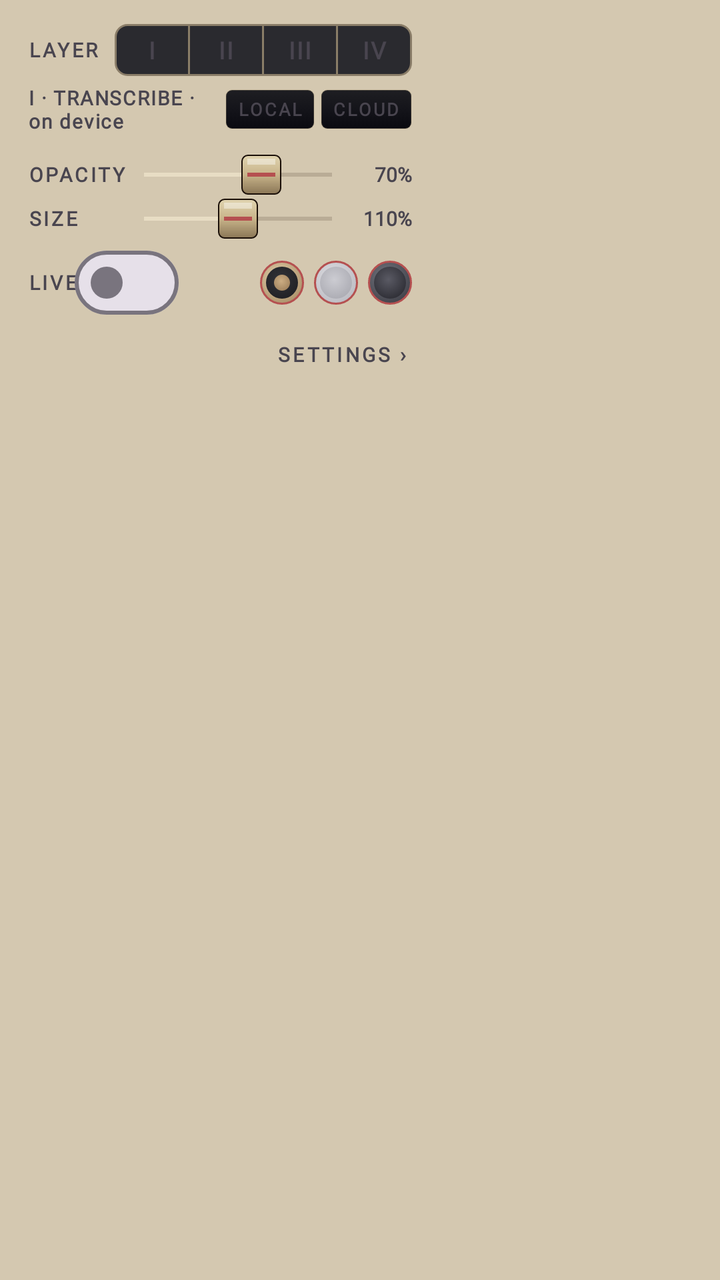
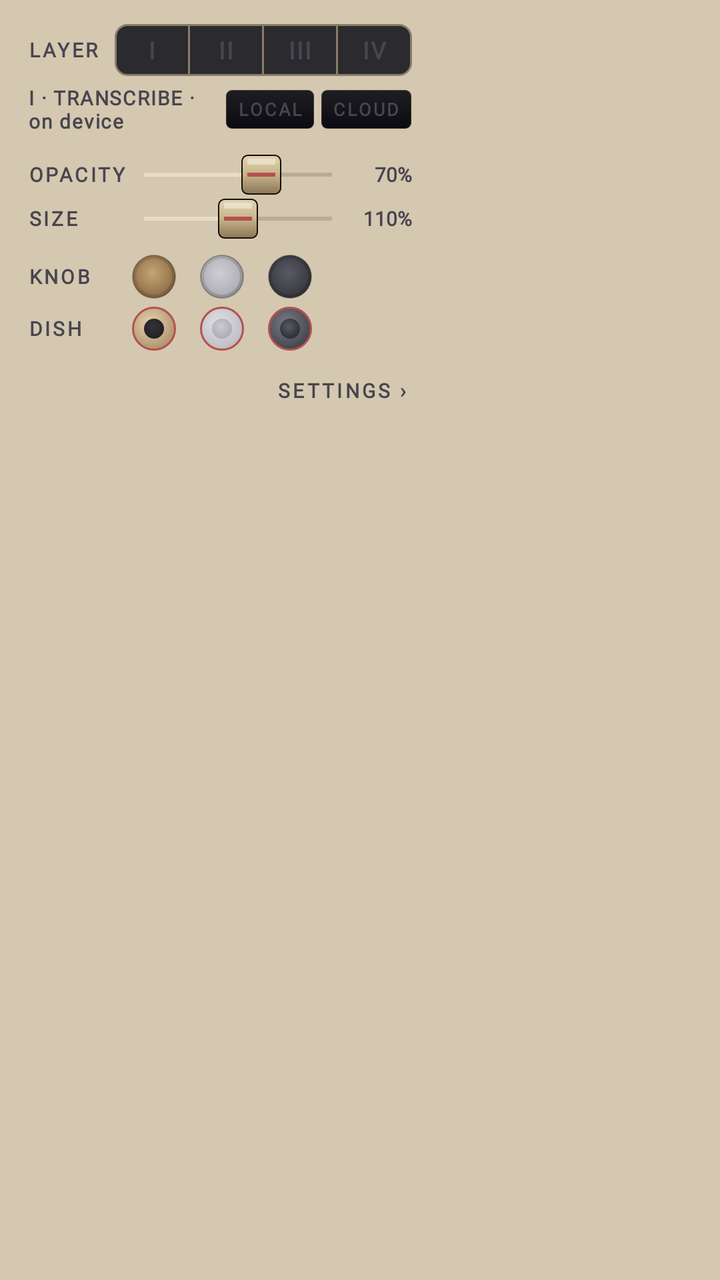

Screens rendered from an Android XML layout before and after an edit, with the pre-edit source and the edit as a unified diff.
<!-- AndroidManifest.xml: application theme Theme.WhatIMeant -->
<!-- res/layout/bubble_menu.xml -->
<?xml version="1.0" encoding="utf-8"?>
<FrameLayout xmlns:android="http://schemas.android.com/apk/res/android"
    android:id="@+id/menuRoot"
    android:layout_width="wrap_content"
    android:layout_height="wrap_content">

<LinearLayout
    android:id="@+id/menuPlate"
    android:layout_width="220dp"
    android:layout_height="wrap_content"
    android:orientation="vertical"
    android:elevation="14dp"
    android:paddingStart="14dp"
    android:paddingEnd="14dp"
    android:paddingTop="12dp"
    android:paddingBottom="22dp">

    
    <TextView
        android:id="@+id/menuPredictionChip"
        android:layout_width="wrap_content"
        android:layout_height="wrap_content"
        android:layout_gravity="center_horizontal"
        android:layout_marginBottom="8dp"
        android:paddingStart="10dp"
        android:paddingEnd="10dp"
        android:paddingTop="3dp"
        android:paddingBottom="3dp"
        android:text=""
        android:textSize="10sp"
        android:fontFamily="@font/josefin_sans"
        android:textStyle="bold"
        android:letterSpacing="0.12"
        android:visibility="gone" />

    
    <LinearLayout
        android:layout_width="match_parent"
        android:layout_height="wrap_content"
        android:orientation="horizontal"
        android:gravity="center_vertical">

        <TextView
            android:id="@+id/menuLayerLabel"
            android:layout_width="wrap_content"
            android:layout_height="wrap_content"
            android:text="@string/tile_layer"
            android:textSize="10sp"
            android:fontFamily="@font/josefin_sans"
            android:textStyle="bold"
            android:letterSpacing="0.12"
            android:layout_marginEnd="8dp" />

        <LinearLayout
            android:id="@+id/menuLayerSeg"
            android:layout_width="0dp"
            android:layout_weight="1"
            android:layout_height="26dp"
            android:orientation="horizontal"
            android:background="@drawable/menu_segment_frame"
            android:divider="@drawable/menu_segment_divider"
            android:showDividers="middle"
            android:padding="1dp">

            <TextView
                android:id="@+id/menuLayer1"
                android:layout_width="0dp"
                android:layout_weight="1"
                android:layout_height="match_parent"
                android:text="@string/bubble_menu_layer_1"
                android:textSize="12sp"
                android:fontFamily="@font/josefin_sans"
                android:textStyle="bold"
                android:gravity="center"
                android:letterSpacing="0.06"
                android:background="@drawable/menu_segment_cell" />
            <TextView
                android:id="@+id/menuLayer2"
                android:layout_width="0dp"
                android:layout_weight="1"
                android:layout_height="match_parent"
                android:text="@string/bubble_menu_layer_2"
                android:textSize="12sp"
                android:fontFamily="@font/josefin_sans"
                android:textStyle="bold"
                android:gravity="center"
                android:letterSpacing="0.06"
                android:background="@drawable/menu_segment_cell" />
            <TextView
                android:id="@+id/menuLayer3"
                android:layout_width="0dp"
                android:layout_weight="1"
                android:layout_height="match_parent"
                android:text="@string/bubble_menu_layer_3"
                android:textSize="12sp"
                android:fontFamily="@font/josefin_sans"
                android:textStyle="bold"
                android:gravity="center"
                android:letterSpacing="0.06"
                android:background="@drawable/menu_segment_cell" />
            <TextView
                android:id="@+id/menuLayer4"
                android:layout_width="0dp"
                android:layout_weight="1"
                android:layout_height="match_parent"
                android:text="@string/bubble_menu_layer_4"
                android:textSize="12sp"
                android:fontFamily="@font/josefin_sans"
                android:textStyle="bold"
                android:gravity="center"
                android:letterSpacing="0.06"
                android:background="@drawable/menu_segment_cell" />
        </LinearLayout>
    </LinearLayout>

    
    <LinearLayout
        android:layout_width="match_parent"
        android:layout_height="wrap_content"
        android:orientation="horizontal"
        android:gravity="center_vertical"
        android:layout_marginTop="4dp">

        <TextView
            android:id="@+id/menuLayerName"
            android:layout_width="0dp"
            android:layout_weight="1"
            android:layout_height="wrap_content"
            android:text="@string/bubble_menu_layer_1_name"
            android:textSize="10sp"
            android:fontFamily="@font/josefin_sans"
            android:textStyle="bold"
            android:letterSpacing="0.06" />

        <LinearLayout
            android:id="@+id/menuL1Row"
            android:layout_width="wrap_content"
            android:layout_height="wrap_content"
            android:orientation="horizontal"
            android:layout_marginStart="6dp">

            <TextView
                android:id="@+id/menuL1Local"
                android:layout_width="wrap_content"
                android:layout_height="20dp"
                android:minWidth="44dp"
                android:paddingStart="6dp"
                android:paddingEnd="6dp"
                android:text="@string/layer_local"
                android:textSize="9sp"
                android:fontFamily="@font/josefin_sans"
                android:textStyle="bold"
                android:gravity="center"
                android:letterSpacing="0.10"
                android:background="@drawable/nameplate_bg"
                android:layout_marginEnd="3dp" />

            <TextView
                android:id="@+id/menuL1Cloud"
                android:layout_width="wrap_content"
                android:layout_height="20dp"
                android:minWidth="44dp"
                android:paddingStart="6dp"
                android:paddingEnd="6dp"
                android:text="@string/bubble_menu_cloud"
                android:textSize="9sp"
                android:fontFamily="@font/josefin_sans"
                android:textStyle="bold"
                android:gravity="center"
                android:letterSpacing="0.10"
                android:background="@drawable/nameplate_bg" />
        </LinearLayout>
    </LinearLayout>

    
    <LinearLayout
        android:layout_width="match_parent"
        android:layout_height="wrap_content"
        android:orientation="horizontal"
        android:gravity="center_vertical"
        android:layout_marginTop="10dp">

        <TextView
            android:id="@+id/menuOpacityLabel"
            android:layout_width="52dp"
            android:layout_height="wrap_content"
            android:text="@string/bubble_menu_opacity"
            android:textSize="10sp"
            android:fontFamily="@font/josefin_sans"
            android:textStyle="bold"
            android:letterSpacing="0.12" />

        <SeekBar
            android:id="@+id/menuOpacitySeek"
            android:layout_width="0dp"
            android:layout_weight="1"
            android:layout_height="wrap_content"
            android:min="20"
            android:max="100"
            android:progress="70"
            android:thumb="@drawable/fader_thumb"
            android:splitTrack="false"
            android:paddingStart="6dp"
            android:paddingEnd="6dp" />

        <TextView
            android:id="@+id/menuOpacityValue"
            android:layout_width="34dp"
            android:layout_height="wrap_content"
            android:text="70%"
            android:gravity="end"
            android:textSize="10sp"
            android:fontFamily="@font/josefin_sans"
            android:textStyle="bold" />
    </LinearLayout>

    
    <LinearLayout
        android:layout_width="match_parent"
        android:layout_height="wrap_content"
        android:orientation="horizontal"
        android:gravity="center_vertical"
        android:layout_marginTop="2dp">

        <TextView
            android:id="@+id/menuSizeLabel"
            android:layout_width="52dp"
            android:layout_height="wrap_content"
            android:text="@string/bubble_menu_size"
            android:textSize="10sp"
            android:fontFamily="@font/josefin_sans"
            android:textStyle="bold"
            android:letterSpacing="0.12" />

        <SeekBar
            android:id="@+id/menuSizeSeek"
            android:layout_width="0dp"
            android:layout_weight="1"
            android:layout_height="wrap_content"
            android:min="70"
            android:max="150"
            android:progress="110"
            android:thumb="@drawable/fader_thumb"
            android:splitTrack="false"
            android:paddingStart="6dp"
            android:paddingEnd="6dp" />

        <TextView
            android:id="@+id/menuSizeValue"
            android:layout_width="34dp"
            android:layout_height="wrap_content"
            android:text="110%"
            android:gravity="end"
            android:textSize="10sp"
            android:fontFamily="@font/josefin_sans"
            android:textStyle="bold" />
    </LinearLayout>

    
    <LinearLayout
        android:layout_width="match_parent"
        android:layout_height="wrap_content"
        android:orientation="horizontal"
        android:gravity="center_vertical"
        android:layout_marginTop="6dp">

        <TextView
            android:id="@+id/menuLiveLabel"
            android:layout_width="wrap_content"
            android:layout_height="wrap_content"
            android:text="@string/bubble_menu_live"
            android:textSize="10sp"
            android:fontFamily="@font/josefin_sans"
            android:textStyle="bold"
            android:letterSpacing="0.12"
            android:labelFor="@id/menuLiveToggle" />

        <com.google.android.material.materialswitch.MaterialSwitch
            android:id="@+id/menuLiveToggle"
            android:layout_width="wrap_content"
            android:layout_height="wrap_content"
            android:minWidth="0dp"
            android:minHeight="0dp"
            android:layout_marginStart="-2dp"
            android:theme="@style/WimSwitchTheme" />

        <View
            android:layout_width="0dp"
            android:layout_weight="1"
            android:layout_height="1dp" />

        
        <TextView
            android:id="@+id/menuColorLabel"
            android:layout_width="wrap_content"
            android:layout_height="wrap_content"
            android:text="@string/bubble_menu_color"
            android:textSize="10sp"
            android:fontFamily="@font/josefin_sans"
            android:textStyle="bold"
            android:letterSpacing="0.12"
            android:visibility="gone" />

        <View
            android:id="@+id/menuThemeBronze"
            android:layout_width="22dp"
            android:layout_height="22dp"
            android:minWidth="44dp"
            android:minHeight="44dp"
            android:background="@drawable/color_indicator_bronze"
            android:layout_marginStart="5dp"
            android:contentDescription="@string/bubble_color_bronze" />
        <View
            android:id="@+id/menuThemeAluminum"
            android:layout_width="22dp"
            android:layout_height="22dp"
            android:minWidth="44dp"
            android:minHeight="44dp"
            android:background="@drawable/color_indicator_silver"
            android:layout_marginStart="5dp"
            android:contentDescription="@string/bubble_color_silver" />
        <View
            android:id="@+id/menuThemeGunmetal"
            android:layout_width="22dp"
            android:layout_height="22dp"
            android:minWidth="44dp"
            android:minHeight="44dp"
            android:background="@drawable/color_indicator_gunmetal"
            android:layout_marginStart="5dp"
            android:contentDescription="@string/bubble_color_gunmetal" />
    </LinearLayout>

    
    <TextView
        android:id="@+id/menuOpenSettings"
        android:layout_width="wrap_content"
        android:layout_height="wrap_content"
        android:layout_gravity="end"
        android:layout_marginTop="6dp"
        android:minHeight="28dp"
        android:gravity="center_vertical"
        android:paddingStart="8dp"
        android:paddingEnd="2dp"
        android:text="@string/bubble_menu_settings_arrow"
        android:textSize="10sp"
        android:fontFamily="@font/josefin_sans"
        android:textStyle="bold"
        android:letterSpacing="0.14" />
</LinearLayout>
</FrameLayout>
<!-- resources referenced by this layout -->
<resources>
  <!-- drawable color_indicator_bronze: vector/xml drawable (drawable, 3799 chars, omitted) -->
  <!-- drawable color_indicator_gunmetal: vector/xml drawable (drawable, 2794 chars, omitted) -->
  <!-- drawable color_indicator_silver: vector/xml drawable (drawable, 2755 chars, omitted) -->
  <!-- drawable menu_segment_cell (drawable) -->
  <?xml version="1.0" encoding="utf-8"?>
  <selector xmlns:android="http://schemas.android.com/apk/res/android">
      <item android:state_selected="true">
          <shape android:shape="rectangle"><solid android:color="#FFB55050" /></shape>
      </item>
      <item>
          <shape android:shape="rectangle"><solid android:color="#00000000" /></shape>
      </item>
  </selector>
  <!-- drawable menu_segment_divider (drawable) -->
  <?xml version="1.0" encoding="utf-8"?>
  <shape xmlns:android="http://schemas.android.com/apk/res/android" android:shape="rectangle">
      <solid android:color="#FF8A7D68" />
      <size android:width="1dp" />
  </shape>
  <!-- drawable menu_segment_frame (drawable) -->
  <?xml version="1.0" encoding="utf-8"?>
  <shape xmlns:android="http://schemas.android.com/apk/res/android" android:shape="rectangle">
      <solid android:color="#FF2A2A2F" />
      <stroke android:width="1dp" android:color="#FF8A7D68" />
      <corners android:radius="6dp" />
  </shape>
  <string name="bubble_color_bronze">Bronze</string>
  <string name="bubble_color_gunmetal">Gunmetal</string>
  <string name="bubble_color_silver">Silver</string>
  <string name="bubble_menu_cloud">CLOUD</string>
  <string name="bubble_menu_color">COLOR</string>
  <string name="bubble_menu_layer_1">I</string>
  <string name="bubble_menu_layer_1_name">I · TRANSCRIBE · on device</string>
  <string name="bubble_menu_layer_2">II</string>
  <string name="bubble_menu_layer_3">III</string>
  <string name="bubble_menu_layer_4">IV</string>
  <string name="bubble_menu_live">LIVE</string>
  <string name="bubble_menu_opacity">OPACITY</string>
  <string name="bubble_menu_settings_arrow">SETTINGS  ›</string>
  <string name="bubble_menu_size">SIZE</string>
  <string name="layer_local">LOCAL</string>
  <string name="tile_layer">LAYER</string>
  <style name="WimSwitchTheme" parent="Widget.Material3.CompoundButton.MaterialSwitch">
          <item name="colorPrimary">@color/copper_gold</item>
          <item name="colorSurface">@color/bg_surface</item>
      </style>
  <style name="Theme.WhatIMeant" parent="Theme.Material3.DayNight.NoActionBar">
          <item name="colorPrimary">@color/red_primary</item>
          <item name="colorOnPrimary">@color/text_white</item>
          <item name="colorPrimaryContainer">@color/bg_surface</item>
          <item name="colorOnPrimaryContainer">@color/text_primary</item>
          <item name="colorSecondary">@color/bg_surface</item>
          <item name="colorSurface">@color/bg_base</item>
          <item name="colorOnSurface">@color/text_primary</item>
          <item name="android:windowBackground">@color/bg_base</item>
          <item name="android:statusBarColor">@color/bg_surface</item>
          <item name="android:navigationBarColor">@color/bg_surface</item>
          <item name="android:colorBackground">@color/bg_base</item>
          <item name="android:textColorPrimary">@color/text_primary</item>
          <item name="android:textColorSecondary">@color/text_secondary</item>
          <item name="colorSurfaceVariant">@color/bg_elevated</item>
      </style>
  <color name="copper_gold">#FF8A5A2F</color>
  <color name="bg_surface">#FFE8DDC4</color>
  <color name="red_primary">#FFB91C1C</color>
  <color name="text_white">#FF1A1612</color>
  <color name="text_primary">#FF2A2420</color>
  <color name="bg_base">#FFD4C8B0</color>
  <color name="text_secondary">#FF6B5D4A</color>
  <color name="bg_elevated">#FFF0E8D8</color>
  <!-- unchanged entries left out for length: 2 -->
</resources>

<!-- the commit's change to res/layout/bubble_menu.xml (unified diff, before → after) -->
@@ -262,71 +262,91 @@
         android:layout_height="wrap_content"
         android:orientation="horizontal"
         android:gravity="center_vertical"
-        android:layout_marginTop="6dp">
-
-        <TextView
-            android:id="@+id/menuLiveLabel"
-            android:layout_width="wrap_content"
-            android:layout_height="wrap_content"
-            android:text="@string/bubble_menu_live"
-            android:textSize="10sp"
-            android:fontFamily="@font/josefin_sans"
-            android:textStyle="bold"
-            android:letterSpacing="0.12"
-            android:labelFor="@id/menuLiveToggle" />
-
-        <com.google.android.material.materialswitch.MaterialSwitch
-            android:id="@+id/menuLiveToggle"
-            android:layout_width="wrap_content"
-            android:layout_height="wrap_content"
-            android:minWidth="0dp"
-            android:minHeight="0dp"
-            android:layout_marginStart="-2dp"
-            android:theme="@style/WimSwitchTheme" />
-
-        <View
-            android:layout_width="0dp"
-            android:layout_weight="1"
-            android:layout_height="1dp" />
-
-        
-        <TextView
-            android:id="@+id/menuColorLabel"
-            android:layout_width="wrap_content"
-            android:layout_height="wrap_content"
-            android:text="@string/bubble_menu_color"
-            android:textSize="10sp"
-            android:fontFamily="@font/josefin_sans"
-            android:textStyle="bold"
-            android:letterSpacing="0.12"
-            android:visibility="gone" />
-
-        <View
-            android:id="@+id/menuThemeBronze"
-            android:layout_width="22dp"
-            android:layout_height="22dp"
-            android:minWidth="44dp"
-            android:minHeight="44dp"
-            android:background="@drawable/color_indicator_bronze"
-            android:layout_marginStart="5dp"
+        android:layout_marginTop="8dp">
+
+        <TextView
+            android:id="@+id/menuKnobLabel"
+            android:layout_width="52dp"
+            android:layout_height="wrap_content"
+            android:text="@string/bubble_menu_knob"
+            android:textSize="10sp"
+            android:fontFamily="@font/josefin_sans"
+            android:textStyle="bold"
+            android:letterSpacing="0.12" />
+
+        <View
+            android:id="@+id/menuKnobBronze"
+            android:layout_width="22dp"
+            android:layout_height="22dp"
+            android:minWidth="44dp"
+            android:minHeight="44dp"
+            android:background="@drawable/knob_marker_bronze"
+            android:layout_marginStart="0dp"
             android:contentDescription="@string/bubble_color_bronze" />
         <View
-            android:id="@+id/menuThemeAluminum"
-            android:layout_width="22dp"
-            android:layout_height="22dp"
-            android:minWidth="44dp"
-            android:minHeight="44dp"
-            android:background="@drawable/color_indicator_silver"
-            android:layout_marginStart="5dp"
+            android:id="@+id/menuKnobAluminum"
+            android:layout_width="22dp"
+            android:layout_height="22dp"
+            android:minWidth="44dp"
+            android:minHeight="44dp"
+            android:background="@drawable/knob_marker_silver"
+            android:layout_marginStart="12dp"
             android:contentDescription="@string/bubble_color_silver" />
         <View
-            android:id="@+id/menuThemeGunmetal"
-            android:layout_width="22dp"
-            android:layout_height="22dp"
-            android:minWidth="44dp"
-            android:minHeight="44dp"
-            android:background="@drawable/color_indicator_gunmetal"
-            android:layout_marginStart="5dp"
+            android:id="@+id/menuKnobGunmetal"
+            android:layout_width="22dp"
+            android:layout_height="22dp"
+            android:minWidth="44dp"
+            android:minHeight="44dp"
+            android:background="@drawable/knob_marker_gunmetal"
+            android:layout_marginStart="12dp"
+            android:contentDescription="@string/bubble_color_gunmetal" />
+    </LinearLayout>
+
+    
+    <LinearLayout
+        android:layout_width="match_parent"
+        android:layout_height="wrap_content"
+        android:orientation="horizontal"
+        android:gravity="center_vertical"
+        android:layout_marginTop="4dp">
+
+        <TextView
+            android:id="@+id/menuDishLabel"
+            android:layout_width="52dp"
+            android:layout_height="wrap_content"
+            android:text="@string/bubble_menu_dish"
+            android:textSize="10sp"
+            android:fontFamily="@font/josefin_sans"
+            android:textStyle="bold"
+            android:letterSpacing="0.12" />
+
+        <View
+            android:id="@+id/menuDishBronze"
+            android:layout_width="22dp"
+            android:layout_height="22dp"
+            android:minWidth="44dp"
+            android:minHeight="44dp"
+            android:background="@drawable/dish_marker_bronze"
+            android:layout_marginStart="0dp"
+            android:contentDescription="@string/bubble_color_bronze" />
+        <View
+            android:id="@+id/menuDishAluminum"
+            android:layout_width="22dp"
+            android:layout_height="22dp"
+            android:minWidth="44dp"
+            android:minHeight="44dp"
+            android:background="@drawable/dish_marker_silver"
+            android:layout_marginStart="12dp"
+            android:contentDescription="@string/bubble_color_silver" />
+        <View
+            android:id="@+id/menuDishGunmetal"
+            android:layout_width="22dp"
+            android:layout_height="22dp"
+            android:minWidth="44dp"
+            android:minHeight="44dp"
+            android:background="@drawable/dish_marker_gunmetal"
+            android:layout_marginStart="12dp"
             android:contentDescription="@string/bubble_color_gunmetal" />
     </LinearLayout>
 
<!-- resource entries referenced after the edit -->
@@ -1,8 +1,11 @@
 <!-- resources referenced by this layout -->
 <resources>
-  <!-- drawable color_indicator_bronze: vector/xml drawable (drawable, 3799 chars, omitted) -->
-  <!-- drawable color_indicator_gunmetal: vector/xml drawable (drawable, 2794 chars, omitted) -->
-  <!-- drawable color_indicator_silver: vector/xml drawable (drawable, 2755 chars, omitted) -->
+  <!-- drawable dish_marker_bronze: vector/xml drawable (drawable, 2753 chars, omitted) -->
+  <!-- drawable dish_marker_gunmetal: vector/xml drawable (drawable, 2753 chars, omitted) -->
+  <!-- drawable dish_marker_silver: vector/xml drawable (drawable, 2753 chars, omitted) -->
+  <!-- drawable knob_marker_bronze: vector/xml drawable (drawable, 2759 chars, omitted) -->
+  <!-- drawable knob_marker_gunmetal: vector/xml drawable (drawable, 2759 chars, omitted) -->
+  <!-- drawable knob_marker_silver: vector/xml drawable (drawable, 2759 chars, omitted) -->
   <!-- drawable menu_segment_cell (drawable) -->
   <?xml version="1.0" encoding="utf-8"?>
   <selector xmlns:android="http://schemas.android.com/apk/res/android">
@@ -30,22 +33,18 @@
   <string name="bubble_color_gunmetal">Gunmetal</string>
   <string name="bubble_color_silver">Silver</string>
   <string name="bubble_menu_cloud">CLOUD</string>
-  <string name="bubble_menu_color">COLOR</string>
+  <string name="bubble_menu_dish">DISH</string>
+  <string name="bubble_menu_knob">KNOB</string>
   <string name="bubble_menu_layer_1">I</string>
   <string name="bubble_menu_layer_1_name">I · TRANSCRIBE · on device</string>
   <string name="bubble_menu_layer_2">II</string>
   <string name="bubble_menu_layer_3">III</string>
   <string name="bubble_menu_layer_4">IV</string>
-  <string name="bubble_menu_live">LIVE</string>
   <string name="bubble_menu_opacity">OPACITY</string>
   <string name="bubble_menu_settings_arrow">SETTINGS  ›</string>
   <string name="bubble_menu_size">SIZE</string>
   <string name="layer_local">LOCAL</string>
   <string name="tile_layer">LAYER</string>
-  <style name="WimSwitchTheme" parent="Widget.Material3.CompoundButton.MaterialSwitch">
-          <item name="colorPrimary">@color/copper_gold</item>
-          <item name="colorSurface">@color/bg_surface</item>
-      </style>
   <style name="Theme.WhatIMeant" parent="Theme.Material3.DayNight.NoActionBar">
           <item name="colorPrimary">@color/red_primary</item>
           <item name="colorOnPrimary">@color/text_white</item>
@@ -62,7 +61,6 @@
           <item name="android:textColorSecondary">@color/text_secondary</item>
           <item name="colorSurfaceVariant">@color/bg_elevated</item>
       </style>
-  <color name="copper_gold">#FF8A5A2F</color>
   <color name="bg_surface">#FFE8DDC4</color>
   <color name="red_primary">#FFB91C1C</color>
   <color name="text_white">#FF1A1612</color>
